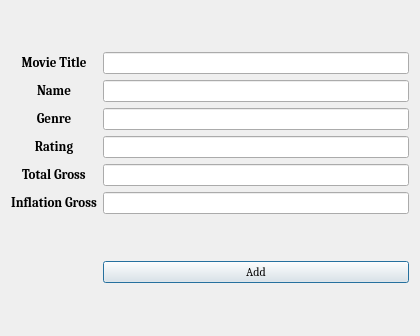
Old version of the form dialog.ui in the repository stequoy/Disney-movies-manager.
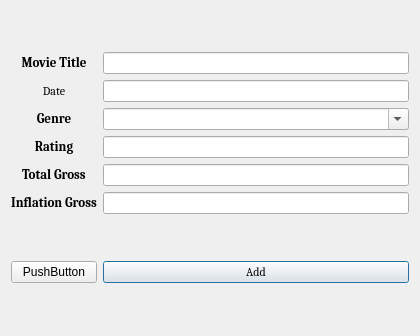
New version of the form.

```diff
--- a/dialog.ui
+++ b/dialog.ui
@@ -39,7 +39,7 @@
         </font>
        </property>
        <property name="text">
-        <string>&lt;html&gt;&lt;head/&gt;&lt;body&gt;&lt;p align=&quot;center&quot;&gt;&lt;span style=&quot; font-size:10pt; font-weight:600;&quot;&gt;Name&lt;/span&gt;&lt;/p&gt;&lt;/body&gt;&lt;/html&gt;</string>
+        <string>&lt;html&gt;&lt;head/&gt;&lt;body&gt;&lt;p align=&quot;center&quot;&gt;Date&lt;/p&gt;&lt;/body&gt;&lt;/html&gt;</string>
        </property>
       </widget>
      </item>
@@ -102,7 +102,11 @@
       <widget class="QLineEdit" name="lineEdit_2"/>
      </item>
      <item>
-      <widget class="QLineEdit" name="lineEdit_3"/>
+      <widget class="QComboBox" name="comboBox">
+       <property name="editable">
+        <bool>true</bool>
+       </property>
+      </widget>
      </item>
      <item>
       <widget class="QLineEdit" name="lineEdit_4"/>
@@ -127,6 +131,13 @@
      </property>
     </widget>
    </item>
+   <item row="1" column="0">
+    <widget class="QPushButton" name="pushButton_2">
+     <property name="text">
+      <string>PushButton</string>
+     </property>
+    </widget>
+   </item>
   </layout>
  </widget>
  <resources/>
```
